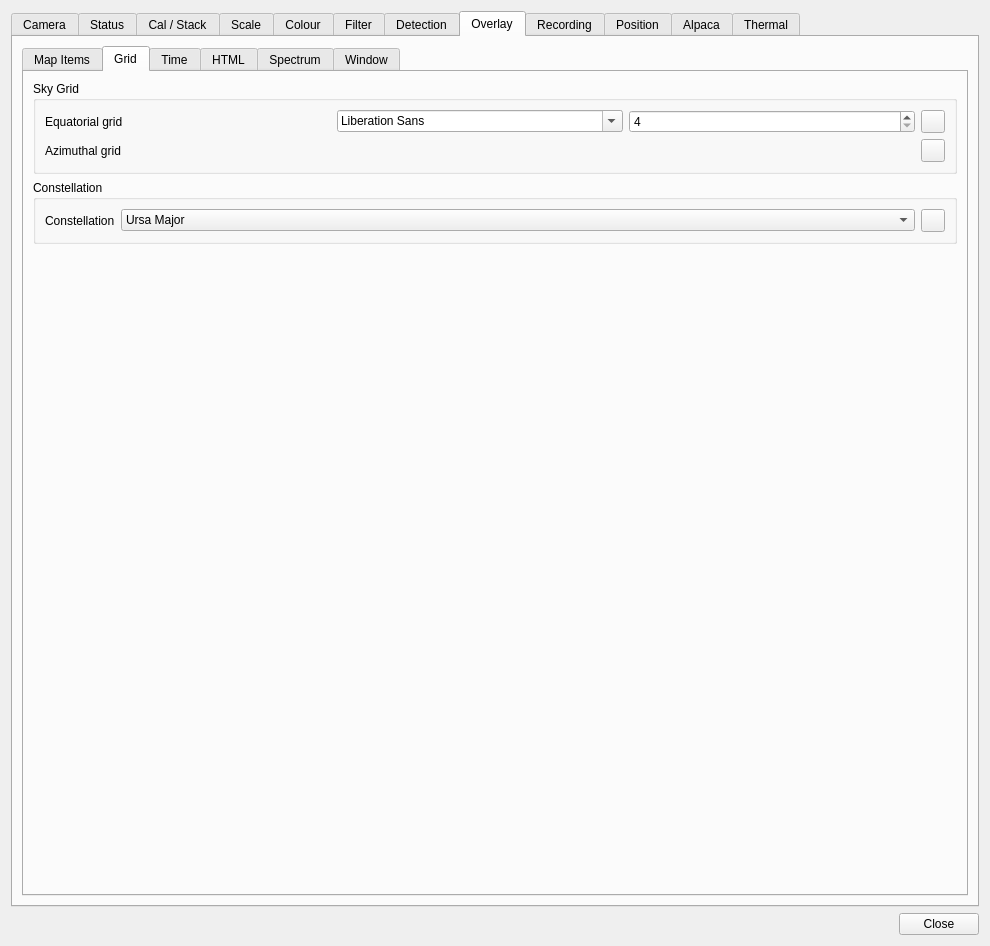
Qt form plugins/feature/camera/camerasettingsdialog.ui (srcejon/sdrangel) before a commit.
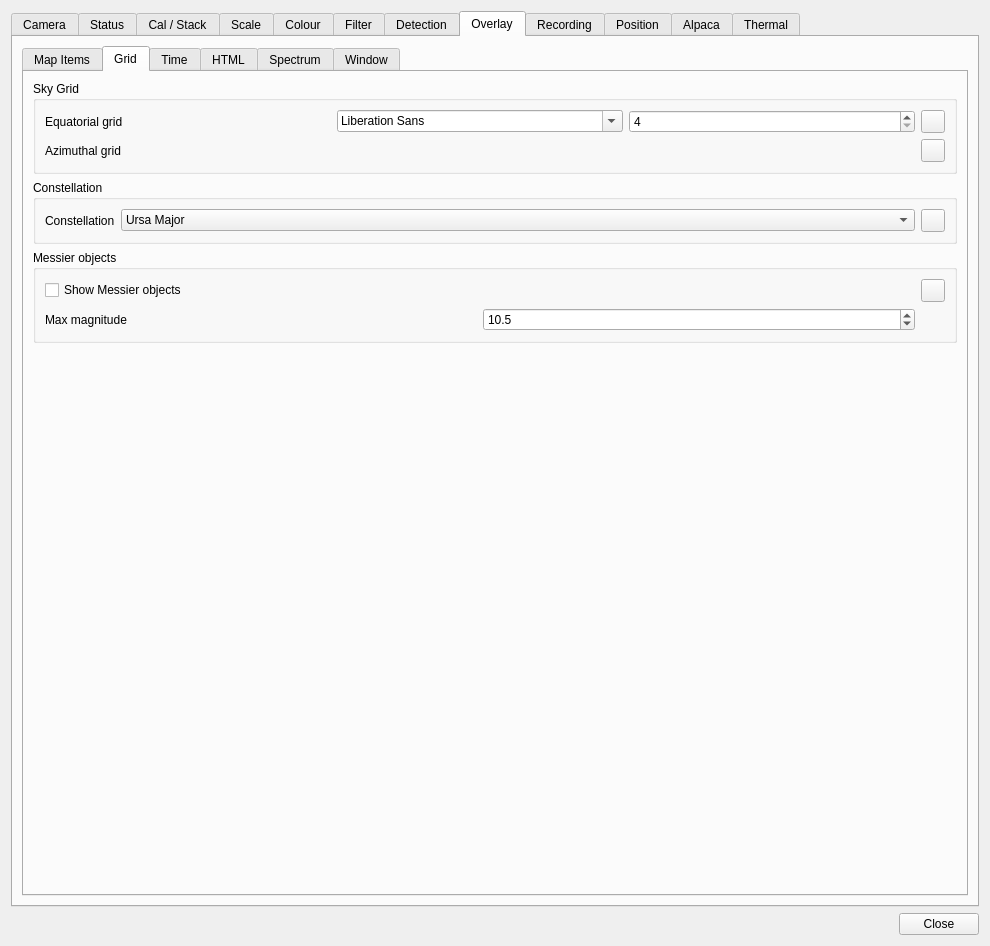
The same form after that commit. The open tabs and pages were chosen to show the change. Icons and pictures are not drawn. Custom widgets are drawn as their Qt base class.

Commit message: camera: Messier object overlay (Phase 1 — label after plate solve)

```diff
--- a/plugins/feature/camera/camerasettingsdialog.ui
+++ b/plugins/feature/camera/camerasettingsdialog.ui
@@ -6388,6 +6388,64 @@
              </layout>
             </widget>
            </item>
+           <item>
+            <widget class="QGroupBox" name="messierGroup">
+             <property name="title">
+              <string>Messier objects</string>
+             </property>
+             <layout class="QGridLayout" name="messierGridLayout">
+              <item row="0" column="0">
+               <widget class="QCheckBox" name="messierCheck">
+                <property name="toolTip">
+                 <string>Overlay Messier objects (marker at true angular size plus name) using the current pointing or plate solve</string>
+                </property>
+                <property name="text">
+                 <string>Show Messier objects</string>
+                </property>
+               </widget>
+              </item>
+              <item row="0" column="2">
+               <widget class="QToolButton" name="messierColorButton">
+                <property name="toolTip">
+                 <string>Select Messier overlay colour</string>
+                </property>
+                <property name="text">
+                 <string/>
+                </property>
+               </widget>
+              </item>
+              <item row="1" column="0">
+               <widget class="QLabel" name="messierMaxMagnitudeLabel">
+                <property name="text">
+                 <string>Max magnitude</string>
+                </property>
+               </widget>
+              </item>
+              <item row="1" column="1">
+               <widget class="QDoubleSpinBox" name="messierMaxMagnitudeSpin">
+                <property name="toolTip">
+                 <string>Only overlay Messier objects at least this bright (10.5 shows all 110)</string>
+                </property>
+                <property name="decimals">
+                 <number>1</number>
+                </property>
+                <property name="minimum">
+                 <double>0.000000000000000</double>
+                </property>
+                <property name="maximum">
+                 <double>12.000000000000000</double>
+                </property>
+                <property name="singleStep">
+                 <double>0.500000000000000</double>
+                </property>
+                <property name="value">
+                 <double>10.500000000000000</double>
+                </property>
+               </widget>
+              </item>
+             </layout>
+            </widget>
+           </item>
            <item>
             <spacer name="verticalSpacer_11">
              <property name="orientation">
```
The commit also changes 7 other files.
